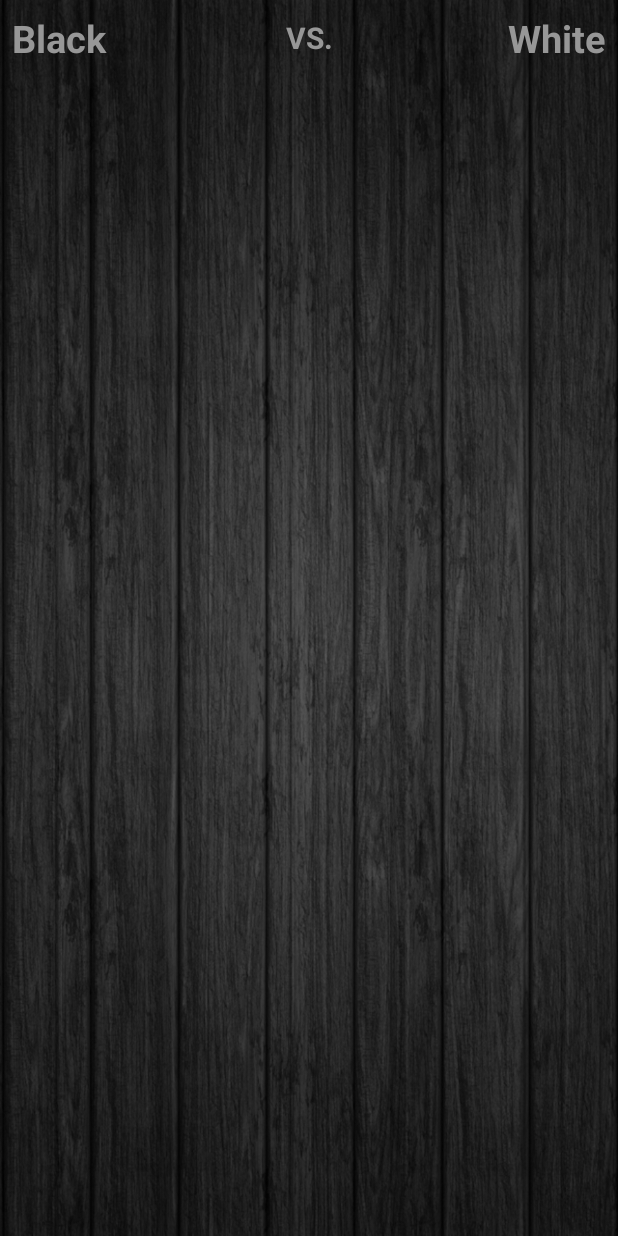
After one commit to zhicongzang/AndroidGoBang, an Android app: the layout activity_wifi_battle_info.xml on its own in the app's theme, with its tools: preview values and no code run, on a phone screen of 412 x 824 dp. The commit adds this screen. Run offline under Robolectric (Android 15) with nearby library versions, the phone set to English and light mode, and no system bars.

Commit message:
no message

```diff
--- a/app/src/main/java/com/example/zzang/gobang/model/Position.java
+++ b/app/src/main/java/com/example/zzang/gobang/model/Position.java
@@ -10,6 +10,8 @@ public class Position implements Serializable {
 
     private int col;
     private int row;
+
+    public Position() { }
 
 
     public Position(int col, int row) {
--- /dev/null
+++ b/app/src/main/res/anim/scale_in.xml
@@ -0,0 +1,13 @@
+<?xml version="1.0" encoding="utf-8"?>
+
+<set xmlns:android="http://schemas.android.com/apk/res/android" >
+    <scale
+        android:duration="200"
+        android:fromXScale="0"
+        android:toXScale="1"
+        android:fromYScale="0"
+        android:toYScale="1"
+        android:pivotX="50%"
+        android:pivotY="50%" />
+
+</set>
--- /dev/null
+++ b/app/src/main/res/anim/scale_out.xml
@@ -0,0 +1,12 @@
+<?xml version="1.0" encoding="utf-8"?>
+
+<set xmlns:android="http://schemas.android.com/apk/res/android" >
+
+    <scale
+        android:duration="200"
+        android:fromXScale="1"
+        android:toXScale="0"
+        android:fromYScale="1"
+        android:toYScale="0"
+        />
+</set>
--- /dev/null
+++ b/app/src/main/res/layout/activity_wifi_battle_info.xml
@@ -0,0 +1,90 @@
+<?xml version="1.0" encoding="utf-8"?>
+<LinearLayout xmlns:android="http://schemas.android.com/apk/res/android"
+    xmlns:app="http://schemas.android.com/apk/res-auto"
+    android:orientation="vertical" android:layout_width="match_parent"
+    android:layout_height="match_parent"
+    android:id="@+id/popLayout">
+
+    <LinearLayout
+        android:layout_marginLeft="8dp"
+        android:layout_marginRight="8dp"
+        android:layout_marginBottom="8dp"
+        android:layout_marginTop="8dp"
+        android:orientation="horizontal"
+        android:layout_width="match_parent"
+        android:layout_height="wrap_content">
+
+        <TextView
+            android:text="Black"
+            android:textColor="@color/menuTextColor"
+            android:textSize="25dp"
+            android:textStyle="bold"
+            android:layout_width="100dp"
+            android:gravity="left"
+            android:layout_height="match_parent"
+            android:id="@+id/blackPlayerNameTextView" />
+
+        <TextView
+            android:text="VS."
+            android:textColor="@color/menuTextColor"
+
+            android:textSize="20dp"
+            android:textStyle="bold"
+            android:layout_weight="0.5"
+            android:layout_width="wrap_content"
+            android:layout_gravity="bottom"
+            android:gravity="center"
+            android:layout_height="match_parent"
+            android:id="@+id/vs" />
+
+
+
+        <TextView
+            android:text="White"
+            android:textColor="@color/menuTextColor"
+            android:textSize="25dp"
+            android:textStyle="bold"
+            android:layout_width="100dp"
+            android:gravity="right"
+            android:layout_height="match_parent"
+            android:id="@+id/whitePlayerNameTextView" />
+
+    </LinearLayout>
+    <LinearLayout
+        android:layout_marginLeft="8dp"
+        android:layout_marginRight="8dp"
+        android:layout_marginBottom="8dp"
+        android:layout_marginTop="8dp"
+        android:orientation="horizontal"
+        android:layout_width="match_parent"
+        android:layout_height="wrap_content">
+        <ImageView
+            android:layout_width="40dp"
+            android:layout_gravity="center"
+            android:layout_height="wrap_content"
+            app:srcCompat="@drawable/stone_black"
+            android:id="@+id/blackImageView"
+            android:visibility="invisible"/>
+
+        <Button
+            android:text="Start"
+            android:layout_gravity="center"
+            android:layout_weight="1"
+            android:layout_width="wrap_content"
+            android:layout_height="wrap_content"
+            android:id="@+id/startButton"
+            android:visibility="invisible"/>
+
+
+        <ImageView
+            android:layout_width="40dp"
+            android:layout_gravity="center"
+            android:layout_height="wrap_content"
+            app:srcCompat="@drawable/stone_white"
+            android:id="@+id/whiteImageView"
+            android:visibility="invisible"/>
+
+
+    </LinearLayout>
+
+</LinearLayout>
--- a/app/src/main/res/values/styles.xml
+++ b/app/src/main/res/values/styles.xml
@@ -25,4 +25,18 @@
 
     <style name="AppTheme.PopupOverlay" parent="ThemeOverlay.AppCompat.Light" />
 
+
+    <style name="AnimScale" parent="@android:style/Animation">
+        <item name="android:windowEnterAnimation">@anim/scale_in</item>
+        <item name="android:windowExitAnimation">@anim/scale_out</item>
+    </style>
+
+    <style name="WiFiBattleInfoTheme" parent="AppTheme.NoActionBar">
+        <item name="android:windowAnimationStyle">@style/AnimScale</item>
+        <item name="android:windowIsFloating">true</item>
+        <item name="android:windowIsTranslucent">true</item>
+        <item name="android:windowBackground">@android:color/transparent</item>
+        <item name="android:backgroundDimEnabled">true</item>
+    </style>
+
 </resources>
```
Also changed, not shown: app/src/main/AndroidManifest.xml (+22 -5 lines), app/src/main/java/com/example/zzang/gobang/AboutActivity.java (+11 -14 lines), app/src/main/java/com/example/zzang/gobang/MainActivity.java (+26 -25 lines), app/src/main/java/com/example/zzang/gobang/SetupAIActivity.java (+16 -25 lines), app/src/main/java/com/example/zzang/gobang/SetupWiFiBattleActivity.java (+104 -12 lines), app/src/main/java/com/example/zzang/gobang/WiFiBattleInfoActivity.java (added, +80 -0 lines), app/src/main/java/com/example/zzang/gobang/controls/ButtomTextViewTouchListener.java (added, +35 -0 lines), app/src/main/java/com/example/zzang/gobang/model/WiFiGame.java (+76 -30 lines), app/libs/fastjson-1.2.20.jar (added), 8 other files.
